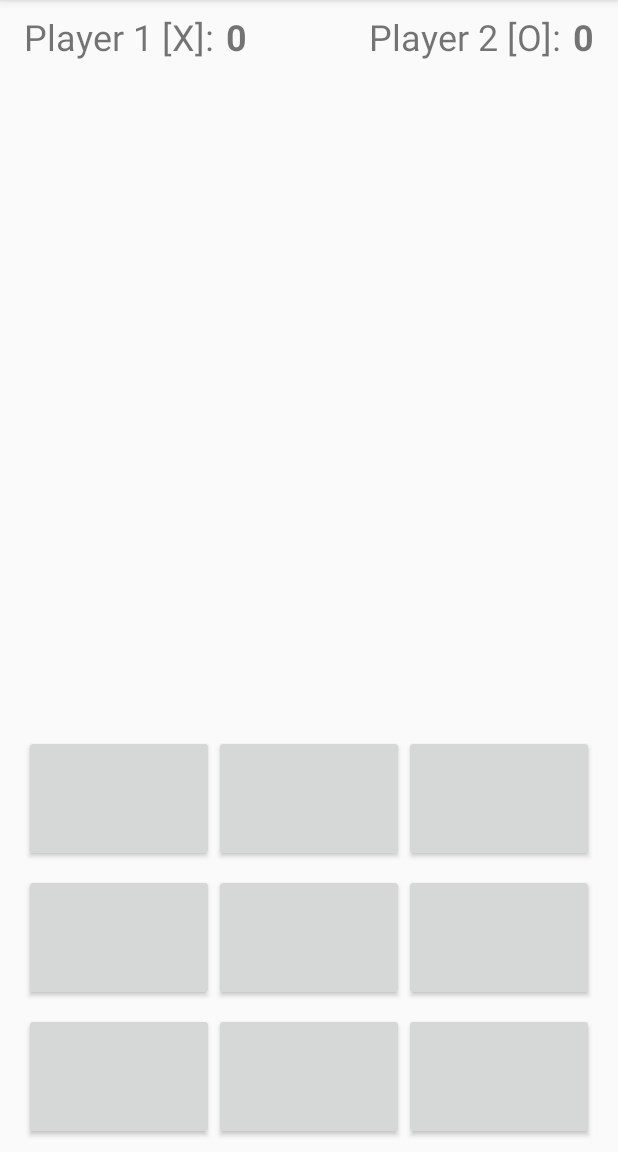
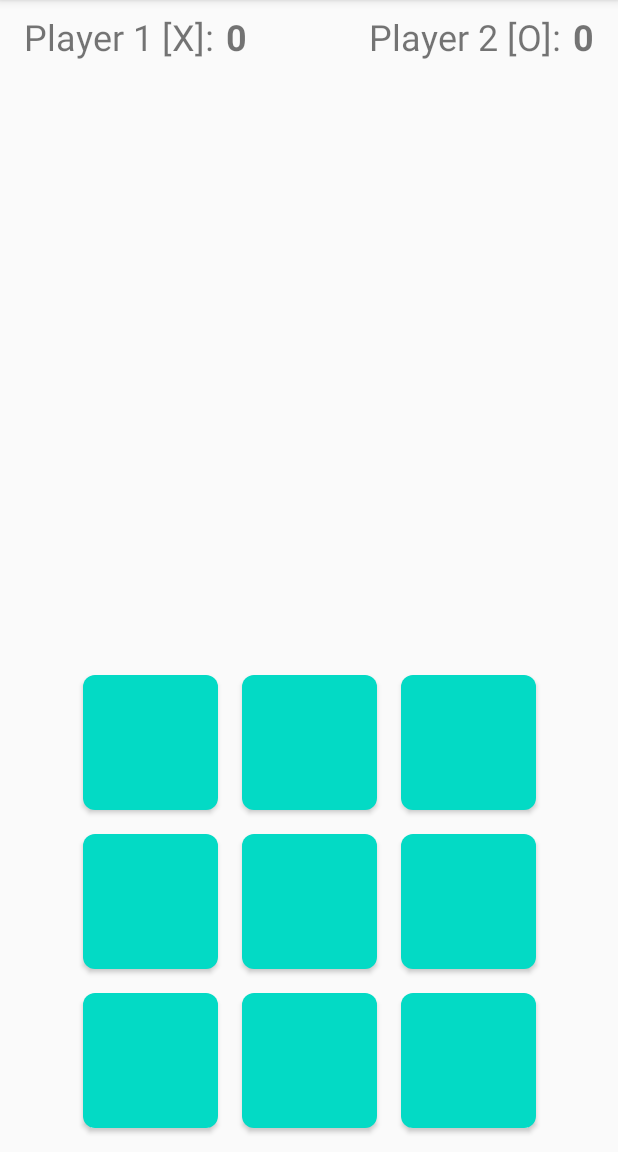
Before and after one commit to ipshitaRB/TicTacToe, an Android app: the screen it shows after launch (MainActivity), on a phone screen of 412 x 824 dp, the part 84-1236 px from its top. Run offline under Robolectric (Android 15) with nearby library versions, the phone set to English and light mode, and no system bars.

Commit message:
Update game board button style

```diff
--- a/app/src/main/java/com/droidrbi/tictactoe/MainActivity.java
+++ b/app/src/main/java/com/droidrbi/tictactoe/MainActivity.java
@@ -56,7 +56,7 @@ public class MainActivity extends AppCompatActivity {
         String packageId = "id";
         for(; i < 3; i++){
             for(j = 0; j < 3; j++){
-                buttonId = "gameButton" + i + j;
+                buttonId = "button_" + i + j;
 
                 buttons[i][j] = findViewById(this.getResources().getIdentifier(buttonId, packageId, getPackageName()));
                 buttons[i][j].setOnClickListener(this::onTileClick);
@@ -236,7 +236,7 @@ public class MainActivity extends AppCompatActivity {
         Button button = (Button) v;
 
         if(gameStillOn() && notClicked(button)){
-            tilePlayed(button, isPlayer1Turn);
+
             updateTile(button);
             // find which player has won
             if(hasPlayerWon()){
@@ -350,16 +350,13 @@ public class MainActivity extends AppCompatActivity {
 
     }
 
-    private void tilePlayed(Button button, boolean isPlayer1Turn) {
-
-        clickedButtons.put(button.getId(), isPlayer1Turn);
-    }
 
     private boolean notClicked(Button button) {
         if (clickedButtons.containsKey(button.getId())) {
             Toast.makeText(this, getString(R.string.tile_played_already), Toast.LENGTH_LONG).show();
             return false;
         }
+        clickedButtons.put(button.getId(), isPlayer1Turn);
         return true;
     }
 }
--- a/app/src/main/res/layout/activity_main.xml
+++ b/app/src/main/res/layout/activity_main.xml
@@ -49,120 +49,195 @@
         app:layout_constraintEnd_toEndOf="parent"
         tools:text="17" />
 
-    <LinearLayout
-        android:id="@+id/topRowLinearLayout"
-        android:layout_width="0dp"
-        android:layout_height="wrap_content"
-        android:layout_marginStart="16dp"
-        android:layout_marginEnd="16dp"
-        android:layout_marginBottom="8dp"
-        android:orientation="horizontal"
-        app:layout_constraintBottom_toTopOf="@+id/middleRowLinearLayout"
-        app:layout_constraintEnd_toEndOf="parent"
-        app:layout_constraintStart_toStartOf="parent">
+    <!--    <LinearLayout-->
+    <!--        android:id="@+id/topRowLinearLayout"-->
+    <!--        android:layout_width="0dp"-->
+    <!--        android:layout_height="wrap_content"-->
+    <!--        android:layout_marginStart="16dp"-->
+    <!--        android:layout_marginEnd="16dp"-->
+    <!--        android:layout_marginBottom="8dp"-->
+    <!--        android:orientation="horizontal"-->
+    <!--        app:layout_constraintBottom_toTopOf="@+id/middleRowLinearLayout"-->
+    <!--        app:layout_constraintEnd_toEndOf="parent"-->
+    <!--        app:layout_constraintStart_toStartOf="parent">-->
 
-        <Button
-            android:id="@+id/gameButton00"
+    <!--        <ImageButton-->
+    <!--            android:id="@+id/gameButton00"-->
+    <!--            android:layout_width="@dimen/tile_size"-->
+    <!--            android:layout_height="@dimen/tile_size"-->
+    <!--            android:layout_marginStart="@dimen/button_padding"-->
+    <!--            android:layout_marginEnd="@dimen/button_padding"-->
+    <!--            android:background="@color/yellow"-->
+    <!--            tools:src="@drawable/ic_rec" />-->
+
+    <!--        <ImageButton-->
+    <!--            android:id="@+id/gameButton01"-->
+    <!--            android:layout_width="@dimen/tile_size"-->
+    <!--            android:layout_height="@dimen/tile_size"-->
+    <!--            android:background="@color/yellow"-->
+    <!--            tools:src="@drawable/ic_rec" />-->
+
+    <!--        <ImageButton-->
+    <!--            android:id="@+id/gameButton02"-->
+    <!--            android:layout_width="@dimen/tile_size"-->
+    <!--            android:layout_height="@dimen/tile_size"-->
+    <!--            android:background="@color/yellow"-->
+    <!--            tools:src="@drawable/ic_rec" />-->
+
+    <!--    </LinearLayout>-->
+
+    <!--    <LinearLayout-->
+    <!--        android:id="@+id/middleRowLinearLayout"-->
+    <!--        android:layout_width="0dp"-->
+    <!--        android:layout_height="wrap_content"-->
+    <!--        android:layout_marginStart="16dp"-->
+    <!--        android:layout_marginEnd="16dp"-->
+    <!--        android:layout_marginBottom="8dp"-->
+    <!--        android:orientation="horizontal"-->
+    <!--        app:layout_constraintBottom_toTopOf="@+id/bottomRowLinearLayout"-->
+    <!--        app:layout_constraintEnd_toEndOf="parent"-->
+    <!--        app:layout_constraintStart_toStartOf="parent">-->
+
+    <!--        <Button-->
+    <!--            android:id="@+id/gameButton10"-->
+    <!--            android:layout_width="wrap_content"-->
+    <!--            android:layout_height="wrap_content"-->
+    <!--            android:layout_weight="1"-->
+    <!--            android:background="@color/yellow"-->
+    <!--            android:textSize="@dimen/tile_Text_Size"-->
+    <!--            tools:text="@string/ex" />-->
+
+    <!--        <Button-->
+    <!--            android:id="@+id/gameButton11"-->
+    <!--            android:layout_width="wrap_content"-->
+    <!--            android:layout_height="wrap_content"-->
+    <!--            android:layout_weight="1"-->
+    <!--            android:background="@color/yellow"-->
+    <!--            android:textSize="@dimen/tile_Text_Size"-->
+    <!--            tools:text="@string/zero" />-->
+
+    <!--        <Button-->
+    <!--            android:id="@+id/gameButton12"-->
+    <!--            android:layout_width="wrap_content"-->
+    <!--            android:layout_height="wrap_content"-->
+    <!--            android:layout_weight="1"-->
+    <!--            android:background="@color/yellow"-->
+    <!--            android:textSize="@dimen/tile_Text_Size"-->
+    <!--            tools:text="@string/zero" />-->
+
+    <!--    </LinearLayout>-->
+
+    <!--    <LinearLayout-->
+    <!--        android:id="@+id/bottomRowLinearLayout"-->
+    <!--        android:layout_width="0dp"-->
+    <!--        android:layout_height="wrap_content"-->
+    <!--        android:layout_marginStart="16dp"-->
+    <!--        android:layout_marginEnd="16dp"-->
+    <!--        android:layout_marginBottom="8dp"-->
+    <!--        android:orientation="horizontal"-->
+    <!--        app:layout_constraintBottom_toBottomOf="parent"-->
+    <!--        app:layout_constraintEnd_toEndOf="parent"-->
+    <!--        app:layout_constraintStart_toStartOf="parent">-->
+
+    <!--        <Button-->
+    <!--            android:id="@+id/gameButton20"-->
+    <!--            android:layout_width="wrap_content"-->
+    <!--            android:layout_height="wrap_content"-->
+    <!--            android:layout_weight="1"-->
+    <!--            android:textSize="@dimen/tile_Text_Size"-->
+    <!--            tools:text="@string/ex" />-->
+
+    <!--        <Button-->
+    <!--            android:id="@+id/gameButton21"-->
+    <!--            android:layout_width="wrap_content"-->
+    <!--            android:layout_height="wrap_content"-->
+    <!--            android:layout_weight="1"-->
+    <!--            android:textSize="@dimen/tile_Text_Size"-->
+    <!--            tools:text="@string/ex" />-->
+
+    <!--        <Button-->
+    <!--            android:id="@+id/gameButton22"-->
+    <!--            android:layout_width="wrap_content"-->
+    <!--            android:layout_height="wrap_content"-->
+    <!--            android:layout_weight="1"-->
+    <!--            android:textSize="@dimen/tile_Text_Size"-->
+    <!--            tools:text="@string/zero" />-->
+
+    <!--    </LinearLayout>-->
+
+
+    <!--Table Layout with 3 rows and each row with 3 buttons-->
+    <TableLayout
+        android:id="@+id/board_table_layout"
         android:layout_width="wrap_content"
         android:layout_height="wrap_content"
-            android:layout_weight="1"
-            android:textSize="@dimen/tile_Text_Size"
-            tools:text="@string/zero" />
-
-        <Button
-            android:id="@+id/gameButton01"
-            android:layout_width="wrap_content"
-            android:layout_height="wrap_content"
-            android:layout_weight="1"
-            android:textSize="@dimen/tile_Text_Size"
-            tools:text="@string/zero" />
-
-        <Button
-            android:id="@+id/gameButton02"
-            android:layout_width="wrap_content"
-            android:layout_height="wrap_content"
-            android:layout_weight="1"
-            android:textSize="@dimen/tile_Text_Size"
-            tools:text="@string/ex" />
-
-    </LinearLayout>
-
-    <LinearLayout
-        android:id="@+id/middleRowLinearLayout"
-        android:layout_width="0dp"
-        android:layout_height="wrap_content"
-        android:layout_marginStart="16dp"
-        android:layout_marginEnd="16dp"
-        android:layout_marginBottom="8dp"
-        android:orientation="horizontal"
-        app:layout_constraintBottom_toTopOf="@+id/bottomRowLinearLayout"
-        app:layout_constraintEnd_toEndOf="parent"
-        app:layout_constraintStart_toStartOf="parent">
-
-        <Button
-            android:id="@+id/gameButton10"
-            android:layout_width="wrap_content"
-            android:layout_height="wrap_content"
-            android:layout_weight="1"
-            android:textSize="@dimen/tile_Text_Size"
-            tools:text="@string/ex" />
-
-        <Button
-            android:id="@+id/gameButton11"
-            android:layout_width="wrap_content"
-            android:layout_height="wrap_content"
-            android:layout_weight="1"
-            android:textSize="@dimen/tile_Text_Size"
-            tools:text="@string/zero" />
-
-        <Button
-            android:id="@+id/gameButton12"
-            android:layout_width="wrap_content"
-            android:layout_height="wrap_content"
-            android:layout_weight="1"
-            android:textSize="@dimen/tile_Text_Size"
-            tools:text="@string/zero" />
-
-    </LinearLayout>
-
-    <LinearLayout
-        android:id="@+id/bottomRowLinearLayout"
-        android:layout_width="0dp"
-        android:layout_height="wrap_content"
-        android:layout_marginStart="16dp"
-        android:layout_marginEnd="16dp"
-        android:layout_marginBottom="8dp"
-        android:orientation="horizontal"
+        android:layout_centerHorizontal="true"
+        android:columnCount="3"
+        android:padding="@dimen/table_padding"
+        android:rowCount="3"
         app:layout_constraintBottom_toBottomOf="parent"
         app:layout_constraintEnd_toEndOf="parent"
         app:layout_constraintStart_toStartOf="parent">
 
+        <!--Row 1-->
+        <TableRow>
+
             <Button
-            android:id="@+id/gameButton20"
-            android:layout_width="wrap_content"
-            android:layout_height="wrap_content"
-            android:layout_weight="1"
-            android:textSize="@dimen/tile_Text_Size"
+                android:id="@+id/button_00"
+                style="@style/board_button_style"
+                tools:text="@string/zero" />
+
+            <Button
+                android:id="@+id/button_01"
+                style="@style/board_button_style"
+                tools:text="@string/zero" />
+
+            <Button
+                android:id="@+id/button_02"
+                style="@style/board_button_style"
+                tools:text="@string/ex" />
+
+        </TableRow>
+
+        <!--Row 2-->
+        <TableRow>
+
+            <Button
+                android:id="@+id/button_10"
+                style="@style/board_button_style"
                 tools:text="@string/ex" />
 
             <Button
-            android:id="@+id/gameButton21"
-            android:layout_width="wrap_content"
-            android:layout_height="wrap_content"
-            android:layout_weight="1"
-            android:textSize="@dimen/tile_Text_Size"
+                android:id="@+id/button_11"
+                style="@style/board_button_style" />
+
+            <Button
+                android:id="@+id/button_12"
+                style="@style/board_button_style"
+                tools:text="@string/zero" />
+
+        </TableRow>
+
+        <!--Row 3-->
+        <TableRow>
+
+            <Button
+                android:id="@+id/button_20"
+                style="@style/board_button_style" />
+
+            <Button
+                android:id="@+id/button_21"
+                style="@style/board_button_style"
                 tools:text="@string/ex" />
 
             <Button
-            android:id="@+id/gameButton22"
-            android:layout_width="wrap_content"
-            android:layout_height="wrap_content"
-            android:layout_weight="1"
-            android:textSize="@dimen/tile_Text_Size"
+                android:id="@+id/button_22"
+                style="@style/board_button_style"
                 tools:text="@string/zero" />
 
-    </LinearLayout>
+        </TableRow>
 
+    </TableLayout>
 
 
 </androidx.constraintlayout.widget.ConstraintLayout>
--- a/app/src/main/res/values/colors.xml
+++ b/app/src/main/res/values/colors.xml
@@ -3,4 +3,6 @@
     <color name="colorPrimary">#6200EE</color>
     <color name="colorPrimaryDark">#3700B3</color>
     <color name="colorAccent">#03DAC5</color>
+    <color name="yellow">#FFC107</color>
+    <color name="white">#FFFFFF</color>
 </resources>
--- a/app/src/main/res/values/dimens.xml
+++ b/app/src/main/res/values/dimens.xml
@@ -1,4 +1,9 @@
 <?xml version="1.0" encoding="utf-8"?>
 <resources>
     <dimen name="tile_Text_Size">48sp</dimen>
+    <dimen name="tile_size">90dp</dimen>
+    <dimen name="button_padding">8dp</dimen>
+    <dimen name="table_padding">8dp</dimen>
+    <dimen name="tile_margin">8dp</dimen>
+    <dimen name="corner_radius">8dp</dimen>
 </resources>
--- a/app/src/main/res/values/styles.xml
+++ b/app/src/main/res/values/styles.xml
@@ -8,4 +8,16 @@
         <item name="colorAccent">@color/colorAccent</item>
     </style>
 
+    <style name="board_button_style">
+        <item name="android:layout_width">@dimen/tile_size</item>
+        <item name="android:layout_height">@dimen/tile_size</item>
+        <item name="android:layout_margin">@dimen/tile_margin</item>
+        <item name="android:background">@drawable/tile_background</item>
+        <item name="android:gravity">center</item>
+        <item name="android:textColor">@color/white</item>
+        <item name="android:textSize">@dimen/tile_Text_Size</item>
+        <item name="elevation">@dimen/elevation</item>
+    </style>
+
+    <dimen name="elevation">2dp</dimen>
 </resources>
```
Lines whose indentation alone changed are shown as unchanged.
